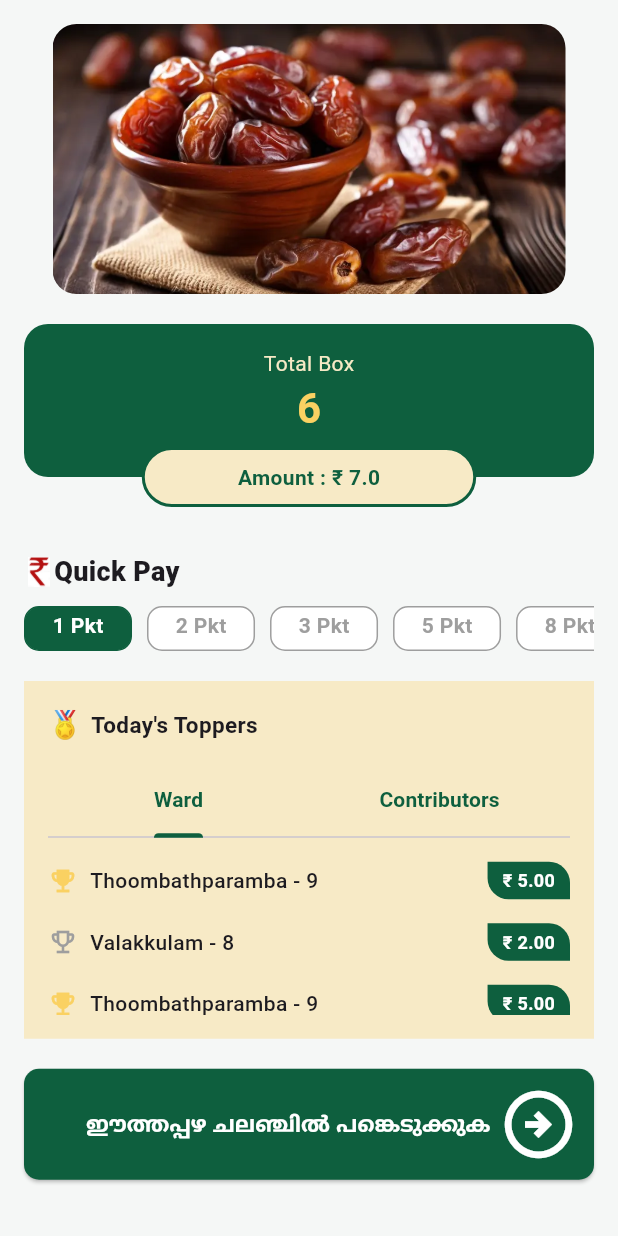
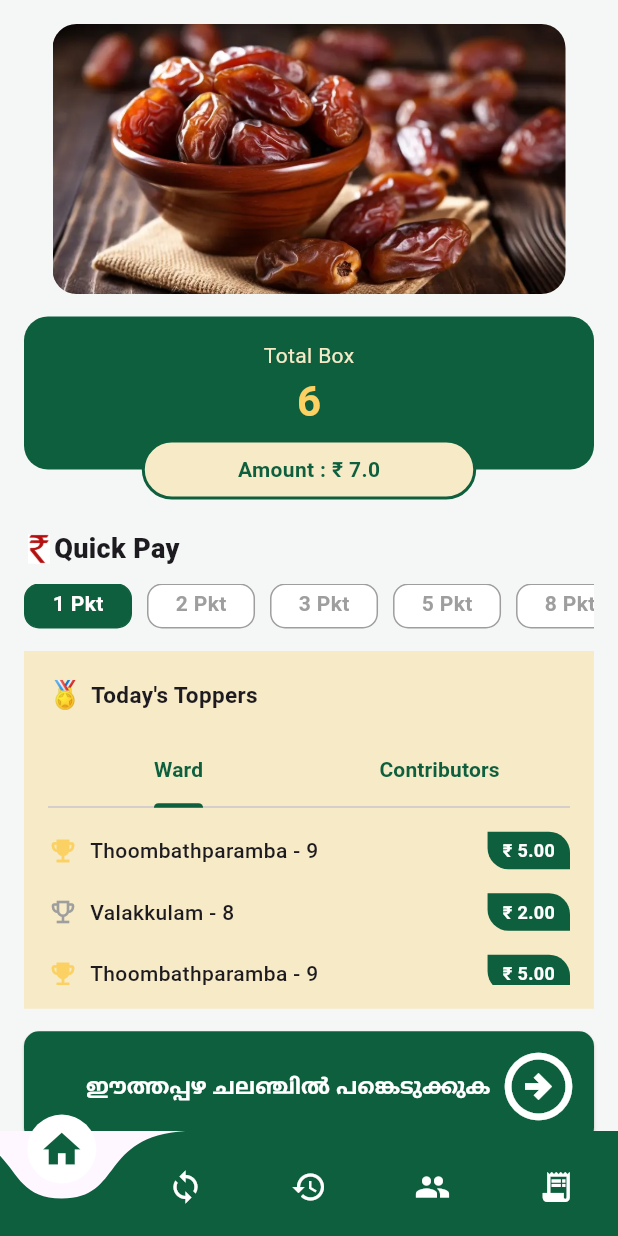
Before and after one commit to Siyah-Dev/workmate_test, a Flutter app: the screen it shows after launch, on a phone screen of 412 x 824 dp. Run offline on Flutter 3.47's test engine with Material 3 defaults, Android fonts, the phone set to English and light mode, and no system bars; drawn by our look-alikes of carousel_slider, curved_navigation_bar; our stand-ins replace flutter_riverpod.

Commit message:
bottom nav bar

```diff
--- /dev/null
+++ b/lib/core/enums/bottom_nav_tab.dart
@@ -0,0 +1,7 @@
+enum BottomNavTab {
+  home,
+  transactions,
+  history,
+  sponsors,
+  reports,
+}
--- a/lib/core/presentation/bottom_nav/bottom_nav.dart
+++ b/lib/core/presentation/bottom_nav/bottom_nav.dart
@@ -1,37 +1,47 @@
-import 'package:ch_centre/features/home/presentation/screens/home_screen.dart';
+import 'package:ch_centre/core/theme/app_colors.dart';
+import 'package:curved_navigation_bar/curved_navigation_bar.dart';
 import 'package:flutter/material.dart';
-import 'package:flutter_riverpod/flutter_riverpod.dart';
-import 'bottom_nav_controller.dart';
 
-class BottomNav extends ConsumerWidget {
-  const BottomNav({super.key});
+class AppCurvedBottomNav extends StatelessWidget {
+  final int index;
+  final ValueChanged<int> onTap;
+
+  const AppCurvedBottomNav({
+    super.key,
+    required this.index,
+    required this.onTap,
+  });
 
   @override
-  Widget build(BuildContext context, WidgetRef ref) {
-    final state = ref.watch(bottomNavProvider);
+  Widget build(BuildContext context) {
+    return CurvedNavigationBar(
+      index: index,
+      height: 70,
+      backgroundColor: Colors.transparent,
+      color: AppColors.primary,
+      buttonBackgroundColor: Colors.white,
+      animationDuration: const Duration(milliseconds: 300),
 
-    final pages = const [
-      HomeScreen(),
-      OrderScreen(),
-    ];
 
-    return Scaffold(
-      body: pages[state.currentIndex],
-      bottomNavigationBar: BottomNavigationBar(
-        currentIndex: state.currentIndex,
-        onTap: (index) =>
-            ref.read(bottomNavProvider.notifier).changeIndex(index),
-        items: const [
-          BottomNavigationBarItem(
-            icon: Icon(Icons.home),
-            label: 'Home',
-          ),
-          BottomNavigationBarItem(
-            icon: Icon(Icons.person),
-            label: 'Profile',
-          ),
-        ],
-      ),
+      items: [
+        _navIcon(Icons.home, 0),
+        _navIcon(Icons.sync, 1),
+        _navIcon(Icons.history, 2),
+        _navIcon(Icons.people, 3),
+        _navIcon(Icons.receipt_long, 4),
+      ],
+
+      onTap: onTap,
+    );
+  }
+
+  Widget _navIcon(IconData icon, int itemIndex) {
+    final isSelected = index == itemIndex;
+
+    return Icon(
+      icon,
+      size: isSelected ? 30 : 24,
+      color: isSelected ? AppColors.primary : Colors.white,
     );
   }
 }
--- /dev/null
+++ b/lib/core/presentation/bottom_nav/bottom_nav_provider.dart
@@ -0,0 +1,7 @@
+import 'package:ch_centre/core/enums/bottom_nav_tab.dart';
+import 'package:flutter_riverpod/legacy.dart';
+
+final bottomNavProvider =
+    StateProvider<BottomNavTab>((ref) {
+  return BottomNavTab.home;
+});
--- /dev/null
+++ b/lib/core/presentation/bottom_nav/bottom_nav_screen.dart
@@ -0,0 +1,41 @@
+import 'package:ch_centre/core/enums/bottom_nav_tab.dart';
+import 'package:ch_centre/core/presentation/bottom_nav/bottom_nav.dart';
+import 'package:ch_centre/core/presentation/bottom_nav/bottom_nav_provider.dart';
+import 'package:ch_centre/features/home/presentation/screens/home_screen.dart';
+import 'package:flutter/material.dart';
+import 'package:flutter_riverpod/flutter_riverpod.dart';
+
+class BottomNavScreen extends ConsumerWidget {
+  const BottomNavScreen({super.key});
+
+  @override
+  Widget build(BuildContext context, WidgetRef ref) {
+    final selectedTab = ref.watch(bottomNavProvider);
+
+    return Scaffold(
+      body: _buildBody(selectedTab),
+      bottomNavigationBar: AppCurvedBottomNav(
+        index: BottomNavTab.values.indexOf(selectedTab),
+        onTap: (index) {
+          ref.read(bottomNavProvider.notifier).state =
+              BottomNavTab.values[index];
+        },
+      ),
+    );
+  }
+
+  Widget _buildBody(BottomNavTab tab) {
+    switch (tab) {
+      case BottomNavTab.home:
+        return const HomeScreen();
+      case BottomNavTab.transactions:
+        return const Center(child: Text('Transactions'));
+      case BottomNavTab.history:
+        return const Center(child: Text('My History'));
+      case BottomNavTab.sponsors:
+        return const Center(child: Text('Top Sponsors'));
+      case BottomNavTab.reports:
+        return const Center(child: Text('Top Report'));
+    }
+  }
+}
--- a/lib/features/home/presentation/screens/home_screen.dart
+++ b/lib/features/home/presentation/screens/home_screen.dart
@@ -17,7 +17,7 @@ class HomeScreen extends StatelessWidget {
         child: SingleChildScrollView(
           padding: const EdgeInsets.all(16),
           child: Column(
-            spacing: 20,
+            spacing: 15,
             children: [
               const HomeCarousel(),
               TotalInfoWidget(),
--- a/lib/main.dart
+++ b/lib/main.dart
@@ -1,4 +1,5 @@
-import 'package:ch_centre/features/home/presentation/screens/home_screen.dart';
+import 'package:ch_centre/core/presentation/bottom_nav/bottom_nav.dart';
+import 'package:ch_centre/core/presentation/bottom_nav/bottom_nav_screen.dart';
 import 'package:flutter/material.dart';
 import 'package:flutter_riverpod/flutter_riverpod.dart';
 
@@ -13,7 +14,7 @@ class MyApp extends StatelessWidget {
   Widget build(BuildContext context) {
     return MaterialApp(
     debugShowCheckedModeBanner: false,
-      home: const HomeScreen(),
+      home: const BottomNavScreen(),
     );
   }
 }
```
Also changed, not shown: lib/core/presentation/bottom_nav/bottom_nav_controller.dart (deleted, +0 -15 lines), lib/core/presentation/bottom_nav/bottom_nav_state.dart (+9 -9 lines), lib/features/my_history/presentation/screens/my_history_screen.dart (added, +10 -0 lines), lib/features/top_report/presentation/screens/top_reports_screen.dart (added, +10 -0 lines), lib/features/top_sponsors/presentation/screens/top_sponsors_screen.dart (added, +10 -0 lines), lib/features/transactions/presentation/screens/transaction_screen.dart (added, +10 -0 lines).
